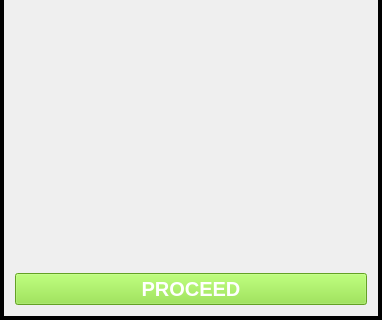
Old version of the form currentState.ui in the repository vedangnaik/Carina-mirror; both pictures show x 0 to 382 and y 289 to 609 of the 382 by 609 pixel window.
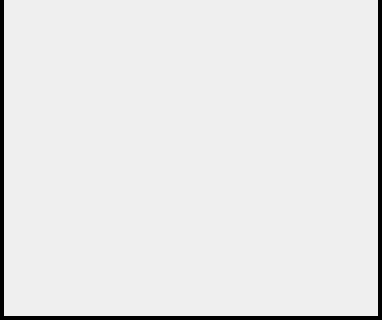
New version of the form.

Commit message: Finished state display function

Patch:
```diff
--- a/currentState.ui
+++ b/currentState.ui
@@ -186,28 +186,6 @@
        </property>
       </spacer>
      </item>
-     <item>
-      <widget class="QPushButton" name="proceedButton">
-       <property name="sizePolicy">
-        <sizepolicy hsizetype="Minimum" vsizetype="Preferred">
-         <horstretch>0</horstretch>
-         <verstretch>0</verstretch>
-        </sizepolicy>
-       </property>
-       <property name="focusPolicy">
-        <enum>Qt::NoFocus</enum>
-       </property>
-       <property name="styleSheet">
-        <string notr="true">color: white;
-    font-size: 20px;
-    font-weight: bold;
-    background-color: rgb(138, 226, 52);</string>
-       </property>
-       <property name="text">
-        <string>PROCEED</string>
-       </property>
-      </widget>
-     </item>
     </layout>
    </item>
   </layout>
```
Left out of the diff: 8 changed lines with no effect on the pictures. The commit also changes 3 other files.
